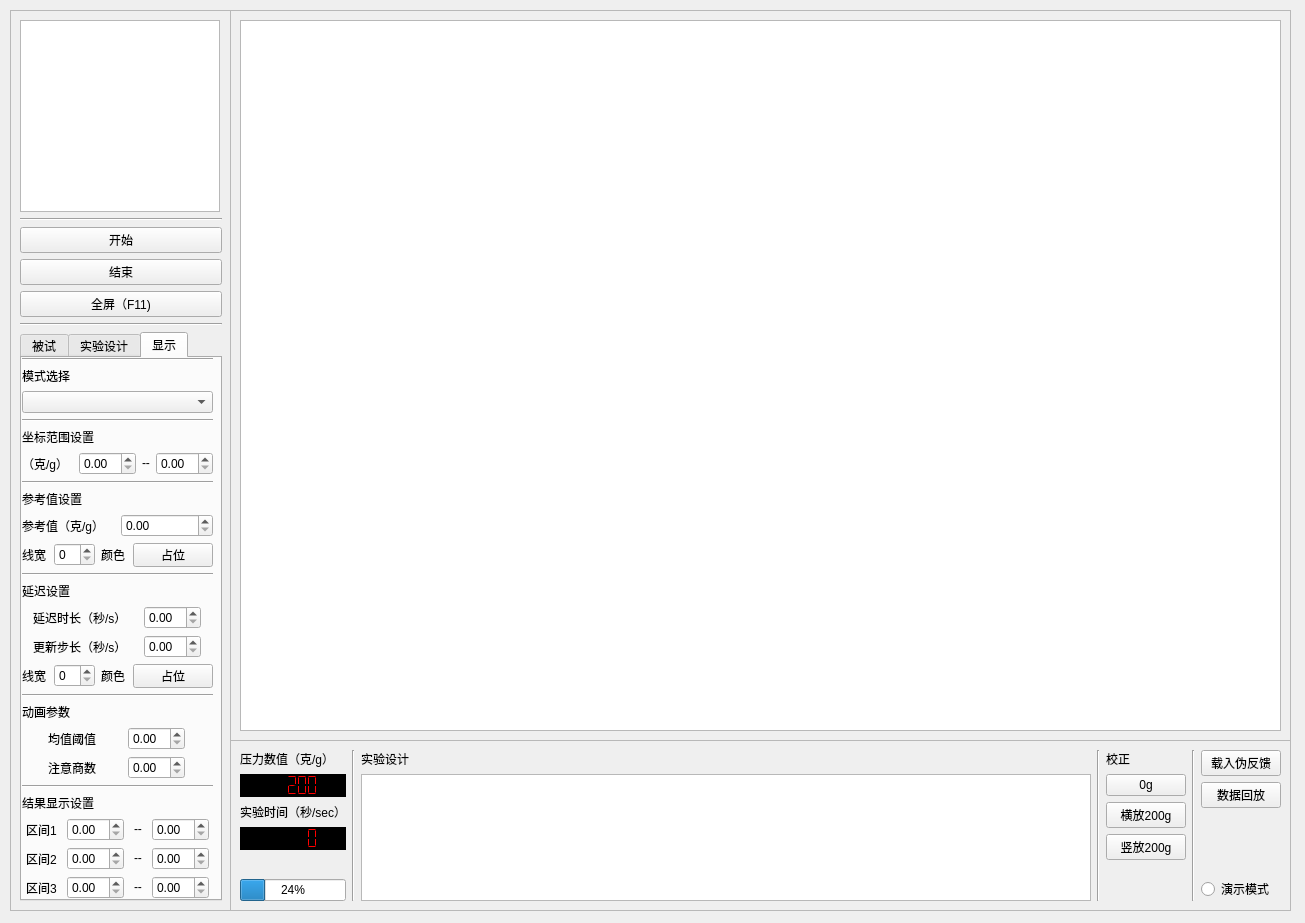
listenzcc/zhanghang-pressure-software, file layout/main.ui: the form before one commit.
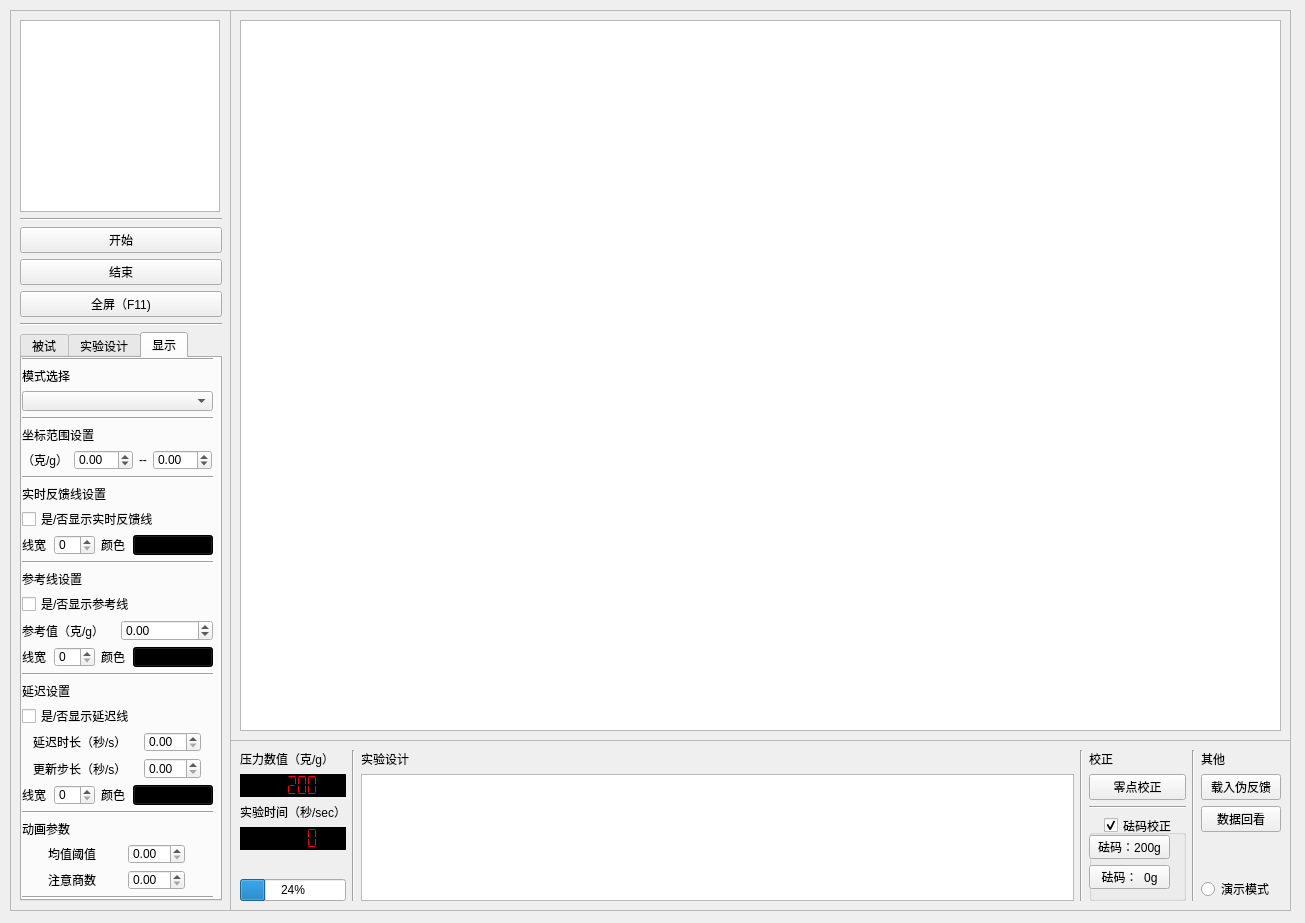
The form after the commit. The open tabs and pages were chosen to show the change.

Diff of the .ui file:
```diff
--- a/layout/main.ui
+++ b/layout/main.ui
@@ -344,12 +344,180 @@
             </widget>
            </item>
            <item>
-            <widget class="QPushButton" name="pushButton_17">
+            <layout class="QHBoxLayout" name="horizontalLayout_3">
+             <item>
+              <widget class="QLabel" name="label_15">
+               <property name="text">
+                <string>设计名称</string>
+               </property>
+              </widget>
+             </item>
+             <item>
+              <widget class="QLineEdit" name="zcc_lineEdit_designName">
+               <property name="sizePolicy">
+                <sizepolicy hsizetype="Expanding" vsizetype="Fixed">
+                 <horstretch>0</horstretch>
+                 <verstretch>0</verstretch>
+                </sizepolicy>
+               </property>
+               <property name="text">
+                <string/>
+               </property>
+               <property name="alignment">
+                <set>Qt::AlignRight|Qt::AlignTrailing|Qt::AlignVCenter</set>
+               </property>
+               <property name="placeholderText">
+                <string>新建实验设计</string>
+               </property>
+              </widget>
+             </item>
+            </layout>
+           </item>
+           <item>
+            <layout class="QHBoxLayout" name="horizontalLayout_9">
+             <item>
+              <widget class="QLabel" name="label_20">
+               <property name="text">
+                <string>设计者姓名</string>
+               </property>
+              </widget>
+             </item>
+             <item>
+              <widget class="QLineEdit" name="zcc_lineEdit_designMaker">
+               <property name="text">
+                <string/>
+               </property>
+               <property name="alignment">
+                <set>Qt::AlignRight|Qt::AlignTrailing|Qt::AlignVCenter</set>
+               </property>
+               <property name="placeholderText">
+                <string>匿名</string>
+               </property>
+              </widget>
+             </item>
+            </layout>
+           </item>
+           <item>
+            <widget class="QPushButton" name="zcc_pushButton_saveCurrentDesign">
              <property name="text">
               <string>存储当前实验设计</string>
              </property>
             </widget>
            </item>
+           <item>
+            <widget class="Line" name="line_18">
+             <property name="orientation">
+              <enum>Qt::Horizontal</enum>
+             </property>
+            </widget>
+           </item>
+           <item>
+            <spacer name="verticalSpacer_3">
+             <property name="orientation">
+              <enum>Qt::Vertical</enum>
+             </property>
+             <property name="sizeHint" stdset="0">
+              <size>
+               <width>20</width>
+               <height>40</height>
+              </size>
+             </property>
+            </spacer>
+           </item>
+           <item>
+            <widget class="QLabel" name="label_14">
+             <property name="sizePolicy">
+              <sizepolicy hsizetype="Fixed" vsizetype="Preferred">
+               <horstretch>0</horstretch>
+               <verstretch>0</verstretch>
+              </sizepolicy>
+             </property>
+             <property name="text">
+              <string>结果显示设置</string>
+             </property>
+            </widget>
+           </item>
+           <item>
+            <layout class="QHBoxLayout" name="horizontalLayout_11">
+             <item>
+              <widget class="QLabel" name="label_21">
+               <property name="sizePolicy">
+                <sizepolicy hsizetype="Fixed" vsizetype="Preferred">
+                 <horstretch>0</horstretch>
+                 <verstretch>0</verstretch>
+                </sizepolicy>
+               </property>
+               <property name="text">
+                <string>区间1</string>
+               </property>
+              </widget>
+             </item>
+             <item>
+              <widget class="QDoubleSpinBox" name="zcc_doubleSpinBox_metricThreshold1">
+               <property name="sizePolicy">
+                <sizepolicy hsizetype="Fixed" vsizetype="Fixed">
+                 <horstretch>0</horstretch>
+                 <verstretch>0</verstretch>
+                </sizepolicy>
+               </property>
+              </widget>
+             </item>
+            </layout>
+           </item>
+           <item>
+            <layout class="QHBoxLayout" name="horizontalLayout_10">
+             <item>
+              <widget class="QLabel" name="label_19">
+               <property name="sizePolicy">
+                <sizepolicy hsizetype="Fixed" vsizetype="Preferred">
+                 <horstretch>0</horstretch>
+                 <verstretch>0</verstretch>
+                </sizepolicy>
+               </property>
+               <property name="text">
+                <string>区间2</string>
+               </property>
+              </widget>
+             </item>
+             <item>
+              <widget class="QDoubleSpinBox" name="zcc_doubleSpinBox_metricThreshold2">
+               <property name="sizePolicy">
+                <sizepolicy hsizetype="Fixed" vsizetype="Fixed">
+                 <horstretch>0</horstretch>
+                 <verstretch>0</verstretch>
+                </sizepolicy>
+               </property>
+              </widget>
+             </item>
+            </layout>
+           </item>
+           <item>
+            <layout class="QHBoxLayout" name="horizontalLayout_8">
+             <item>
+              <widget class="QLabel" name="label_16">
+               <property name="sizePolicy">
+                <sizepolicy hsizetype="Fixed" vsizetype="Preferred">
+                 <horstretch>0</horstretch>
+                 <verstretch>0</verstretch>
+                </sizepolicy>
+               </property>
+               <property name="text">
+                <string>区间3</string>
+               </property>
+              </widget>
+             </item>
+             <item>
+              <widget class="QDoubleSpinBox" name="zcc_doubleSpinBox_metricThreshold3">
+               <property name="sizePolicy">
+                <sizepolicy hsizetype="Fixed" vsizetype="Fixed">
+                 <horstretch>0</horstretch>
+                 <verstretch>0</verstretch>
+                </sizepolicy>
+               </property>
+              </widget>
+             </item>
+            </layout>
+           </item>
            <item>
             <spacer name="verticalSpacer_5">
              <property name="orientation">
@@ -447,6 +615,12 @@
                  <verstretch>0</verstretch>
                 </sizepolicy>
                </property>
+               <property name="minimum">
+                <double>-1000.000000000000000</double>
+               </property>
+               <property name="maximum">
+                <double>1000.000000000000000</double>
+               </property>
               </widget>
              </item>
              <item>
@@ -470,6 +644,12 @@
                  <verstretch>0</verstretch>
                 </sizepolicy>
                </property>
+               <property name="minimum">
+                <double>-1000.000000000000000</double>
+               </property>
+               <property name="maximum">
+                <double>1000.000000000000000</double>
+               </property>
               </widget>
              </item>
             </layout>
@@ -481,10 +661,78 @@
              </property>
             </widget>
            </item>
+           <item>
+            <widget class="QLabel" name="label_18">
+             <property name="text">
+              <string>实时反馈线设置</string>
+             </property>
+            </widget>
+           </item>
+           <item>
+            <widget class="QCheckBox" name="zcc_checkBox_flagDisplayReferenceCurve_2">
+             <property name="text">
+              <string>是/否显示实时反馈线</string>
+             </property>
+            </widget>
+           </item>
+           <item>
+            <layout class="QHBoxLayout" name="horizontalLayout_20">
+             <item>
+              <widget class="QLabel" name="label_38">
+               <property name="text">
+                <string>线宽</string>
+               </property>
+              </widget>
+             </item>
+             <item>
+              <widget class="QSpinBox" name="zcc_spinBox_feedbackCurveWidth"/>
+             </item>
+             <item>
+              <widget class="QLabel" name="label_39">
+               <property name="text">
+                <string>颜色</string>
+               </property>
+              </widget>
+             </item>
+             <item>
+              <widget class="QPushButton" name="zcc_pushButton_feedbackCurveColor">
+               <property name="sizePolicy">
+                <sizepolicy hsizetype="Fixed" vsizetype="Fixed">
+                 <horstretch>0</horstretch>
+                 <verstretch>0</verstretch>
+                </sizepolicy>
+               </property>
+               <property name="styleSheet">
+                <string notr="true">background-color: black;</string>
+               </property>
+               <property name="text">
+                <string>    </string>
+               </property>
+               <property name="default">
+                <bool>false</bool>
+               </property>
+              </widget>
+             </item>
+            </layout>
+           </item>
+           <item>
+            <widget class="Line" name="line_19">
+             <property name="orientation">
+              <enum>Qt::Horizontal</enum>
+             </property>
+            </widget>
+           </item>
            <item>
             <widget class="QLabel" name="label_13">
              <property name="text">
-              <string>参考值设置</string>
+              <string>参考线设置</string>
+             </property>
+            </widget>
+           </item>
+           <item>
+            <widget class="QCheckBox" name="zcc_checkBox_flagDisplayReferenceCurve">
+             <property name="text">
+              <string>是/否显示参考线</string>
              </property>
             </widget>
            </item>
@@ -505,6 +753,12 @@
                  <verstretch>0</verstretch>
                 </sizepolicy>
                </property>
+               <property name="minimum">
+                <double>-1000.000000000000000</double>
+               </property>
+               <property name="maximum">
+                <double>1000.000000000000000</double>
+               </property>
               </widget>
              </item>
             </layout>
@@ -536,8 +790,14 @@
                  <verstretch>0</verstretch>
                 </sizepolicy>
                </property>
+               <property name="styleSheet">
+                <string notr="true">background-color: black;</string>
+               </property>
                <property name="text">
-                <string>占位</string>
+                <string>    </string>
+               </property>
+               <property name="default">
+                <bool>false</bool>
                </property>
               </widget>
              </item>
@@ -557,6 +817,13 @@
              </property>
             </widget>
            </item>
+           <item>
+            <widget class="QCheckBox" name="zcc_checkBox_flagDisplayDelayedCurve">
+             <property name="text">
+              <string>是/否显示延迟线</string>
+             </property>
+            </widget>
+           </item>
            <item>
             <layout class="QHBoxLayout" name="horizontalLayout_14">
              <item>
@@ -638,8 +905,14 @@
                  <verstretch>0</verstretch>
                 </sizepolicy>
                </property>
+               <property name="styleSheet">
+                <string notr="true">background-color: black;</string>
+               </property>
                <property name="text">
-                <string>占位</string>
+                <string>    </string>
+               </property>
+               <property name="checkable">
+                <bool>false</bool>
                </property>
               </widget>
              </item>
@@ -720,169 +993,6 @@
              </property>
             </widget>
            </item>
-           <item>
-            <widget class="QLabel" name="label_14">
-             <property name="sizePolicy">
-              <sizepolicy hsizetype="Fixed" vsizetype="Preferred">
-               <horstretch>0</horstretch>
-               <verstretch>0</verstretch>
-              </sizepolicy>
-             </property>
-             <property name="text">
-              <string>结果显示设置</string>
-             </property>
-            </widget>
-           </item>
-           <item>
-            <layout class="QHBoxLayout" name="horizontalLayout_11">
-             <item>
-              <widget class="QLabel" name="label_21">
-               <property name="sizePolicy">
-                <sizepolicy hsizetype="Fixed" vsizetype="Preferred">
-                 <horstretch>0</horstretch>
-                 <verstretch>0</verstretch>
-                </sizepolicy>
-               </property>
-               <property name="text">
-                <string>区间1</string>
-               </property>
-              </widget>
-             </item>
-             <item>
-              <widget class="QDoubleSpinBox" name="doubleSpinBox_9">
-               <property name="sizePolicy">
-                <sizepolicy hsizetype="Fixed" vsizetype="Fixed">
-                 <horstretch>0</horstretch>
-                 <verstretch>0</verstretch>
-                </sizepolicy>
-               </property>
-              </widget>
-             </item>
-             <item>
-              <widget class="QLabel" name="label_22">
-               <property name="sizePolicy">
-                <sizepolicy hsizetype="Fixed" vsizetype="Fixed">
-                 <horstretch>0</horstretch>
-                 <verstretch>0</verstretch>
-                </sizepolicy>
-               </property>
-               <property name="text">
-                <string>&lt;html&gt;&lt;head/&gt;&lt;body&gt;&lt;p&gt;--&lt;/p&gt;&lt;/body&gt;&lt;/html&gt;</string>
-               </property>
-              </widget>
-             </item>
-             <item>
-              <widget class="QDoubleSpinBox" name="doubleSpinBox_10">
-               <property name="sizePolicy">
-                <sizepolicy hsizetype="Fixed" vsizetype="Fixed">
-                 <horstretch>0</horstretch>
-                 <verstretch>0</verstretch>
-                </sizepolicy>
-               </property>
-              </widget>
-             </item>
-            </layout>
-           </item>
-           <item>
-            <layout class="QHBoxLayout" name="horizontalLayout_10">
-             <item>
-              <widget class="QLabel" name="label_19">
-               <property name="sizePolicy">
-                <sizepolicy hsizetype="Fixed" vsizetype="Preferred">
-                 <horstretch>0</horstretch>
-                 <verstretch>0</verstretch>
-                </sizepolicy>
-               </property>
-               <property name="text">
-                <string>区间2</string>
-               </property>
-              </widget>
-             </item>
-             <item>
-              <widget class="QDoubleSpinBox" name="doubleSpinBox_7">
-               <property name="sizePolicy">
-                <sizepolicy hsizetype="Fixed" vsizetype="Fixed">
-                 <horstretch>0</horstretch>
-                 <verstretch>0</verstretch>
-                </sizepolicy>
-               </property>
-              </widget>
-             </item>
-             <item>
-              <widget class="QLabel" name="label_20">
-               <property name="sizePolicy">
-                <sizepolicy hsizetype="Fixed" vsizetype="Fixed">
-                 <horstretch>0</horstretch>
-                 <verstretch>0</verstretch>
-                </sizepolicy>
-               </property>
-               <property name="text">
-                <string>&lt;html&gt;&lt;head/&gt;&lt;body&gt;&lt;p&gt;--&lt;/p&gt;&lt;/body&gt;&lt;/html&gt;</string>
-               </property>
-              </widget>
-             </item>
-             <item>
-              <widget class="QDoubleSpinBox" name="doubleSpinBox_8">
-               <property name="sizePolicy">
-                <sizepolicy hsizetype="Fixed" vsizetype="Fixed">
-                 <horstretch>0</horstretch>
-                 <verstretch>0</verstretch>
-                </sizepolicy>
-               </property>
-              </widget>
-             </item>
-            </layout>
-           </item>
-           <item>
-            <layout class="QHBoxLayout" name="horizontalLayout_8">
-             <item>
-              <widget class="QLabel" name="label_16">
-               <property name="sizePolicy">
-                <sizepolicy hsizetype="Fixed" vsizetype="Preferred">
-                 <horstretch>0</horstretch>
-                 <verstretch>0</verstretch>
-                </sizepolicy>
-               </property>
-               <property name="text">
-                <string>区间3</string>
-               </property>
-              </widget>
-             </item>
-             <item>
-              <widget class="QDoubleSpinBox" name="doubleSpinBox_3">
-               <property name="sizePolicy">
-                <sizepolicy hsizetype="Fixed" vsizetype="Fixed">
-                 <horstretch>0</horstretch>
-                 <verstretch>0</verstretch>
-                </sizepolicy>
-               </property>
-              </widget>
-             </item>
-             <item>
-              <widget class="QLabel" name="label_15">
-               <property name="sizePolicy">
-                <sizepolicy hsizetype="Fixed" vsizetype="Fixed">
-                 <horstretch>0</horstretch>
-                 <verstretch>0</verstretch>
-                </sizepolicy>
-               </property>
-               <property name="text">
-                <string>&lt;html&gt;&lt;head/&gt;&lt;body&gt;&lt;p&gt;--&lt;/p&gt;&lt;/body&gt;&lt;/html&gt;</string>
-               </property>
-              </widget>
-             </item>
-             <item>
-              <widget class="QDoubleSpinBox" name="doubleSpinBox_4">
-               <property name="sizePolicy">
-                <sizepolicy hsizetype="Fixed" vsizetype="Fixed">
-                 <horstretch>0</horstretch>
-                 <verstretch>0</verstretch>
-                </sizepolicy>
-               </property>
-              </widget>
-             </item>
-            </layout>
-           </item>
            <item>
             <spacer name="verticalSpacer">
              <property name="orientation">
@@ -1035,6 +1145,9 @@
             <verstretch>0</verstretch>
            </sizepolicy>
           </property>
+          <property name="lineWrapMode">
+           <enum>QTextEdit::NoWrap</enum>
+          </property>
          </widget>
         </item>
        </layout>
@@ -1050,6 +1163,12 @@
        <layout class="QVBoxLayout" name="verticalLayout_6">
         <item>
          <widget class="QLabel" name="label_7">
+          <property name="sizePolicy">
+           <sizepolicy hsizetype="Preferred" vsizetype="Fixed">
+            <horstretch>0</horstretch>
+            <verstretch>0</verstretch>
+           </sizepolicy>
+          </property>
           <property name="text">
            <string>校正</string>
           </property>
@@ -1058,36 +1177,67 @@
         <item>
          <widget class="QPushButton" name="pushButton_9">
           <property name="text">
-           <string>0g</string>
+           <string>零点校正</string>
           </property>
          </widget>
         </item>
         <item>
-         <widget class="QPushButton" name="pushButton_8">
-          <property name="text">
-           <string>横放200g</string>
-          </property>
-         </widget>
-        </item>
-        <item>
-         <widget class="QPushButton" name="pushButton_7">
-          <property name="text">
-           <string>竖放200g</string>
-          </property>
-         </widget>
-        </item>
-        <item>
-         <spacer name="verticalSpacer_3">
+         <widget class="Line" name="line_17">
           <property name="orientation">
-           <enum>Qt::Vertical</enum>
+           <enum>Qt::Horizontal</enum>
           </property>
-          <property name="sizeHint" stdset="0">
+         </widget>
+        </item>
+        <item>
+         <widget class="QGroupBox" name="groupBox">
+          <property name="sizePolicy">
+           <sizepolicy hsizetype="Fixed" vsizetype="Expanding">
+            <horstretch>0</horstretch>
+            <verstretch>0</verstretch>
+           </sizepolicy>
+          </property>
+          <property name="baseSize">
            <size>
-            <width>20</width>
-            <height>40</height>
+            <width>0</width>
+            <height>0</height>
            </size>
           </property>
-         </spacer>
+          <property name="title">
+           <string>砝码校正</string>
+          </property>
+          <property name="alignment">
+           <set>Qt::AlignCenter</set>
+          </property>
+          <property name="checkable">
+           <bool>true</bool>
+          </property>
+          <widget class="QWidget" name="verticalLayoutWidget_5">
+           <property name="geometry">
+            <rect>
+             <x>0</x>
+             <y>20</y>
+             <width>81</width>
+             <height>54</height>
+            </rect>
+           </property>
+           <layout class="QVBoxLayout" name="verticalLayout_9">
+            <item>
+             <widget class="QPushButton" name="zcc_pushButton_offset200g">
+              <property name="text">
+               <string>砝码：200g</string>
+              </property>
+             </widget>
+            </item>
+            <item>
+             <widget class="QPushButton" name="zcc_pushButton_0gOffset">
+              <property name="text">
+               <string>砝码：  0g</string>
+              </property>
+             </widget>
+            </item>
+           </layout>
+          </widget>
+         </widget>
         </item>
        </layout>
       </item>
@@ -1101,7 +1251,14 @@
       <item>
        <layout class="QVBoxLayout" name="verticalLayout_5">
         <item>
-         <widget class="QPushButton" name="pushButton_10">
+         <widget class="QLabel" name="label_17">
+          <property name="text">
+           <string>其他</string>
+          </property>
+         </widget>
+        </item>
+        <item>
+         <widget class="QPushButton" name="zcc_pushButton_loadFakeFeedback">
           <property name="text">
            <string>载入伪反馈</string>
           </property>
@@ -1110,7 +1267,7 @@
         <item>
          <widget class="QPushButton" name="pushButton_11">
           <property name="text">
-           <string>数据回放</string>
+           <string>数据回看</string>
           </property>
          </widget>
         </item>
```
Left out of the diff: 101 changed lines with no effect on the pictures.
